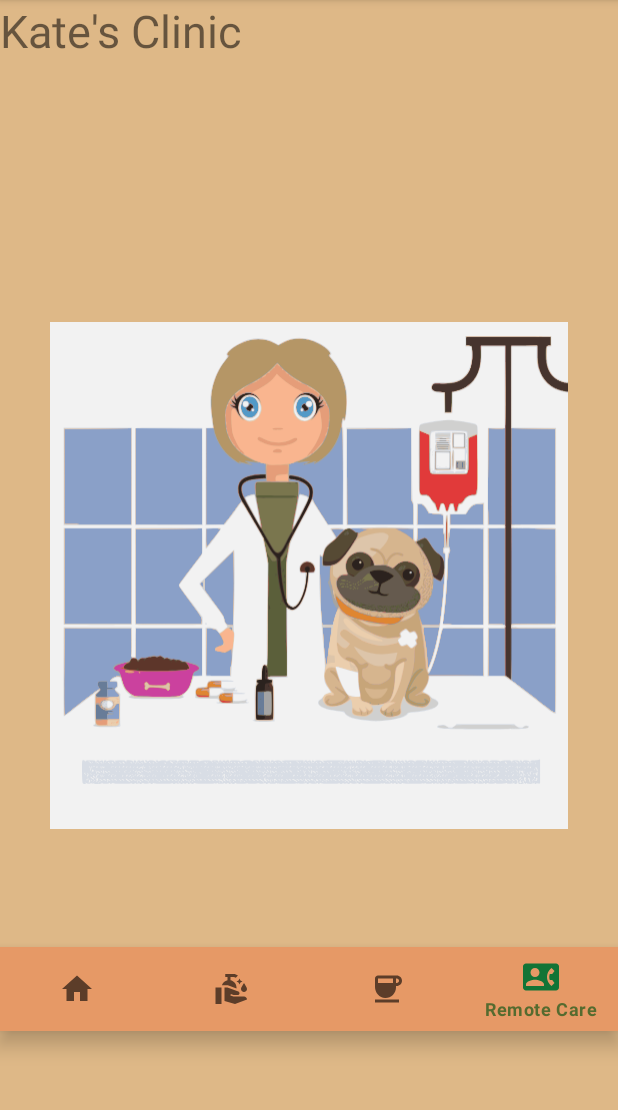
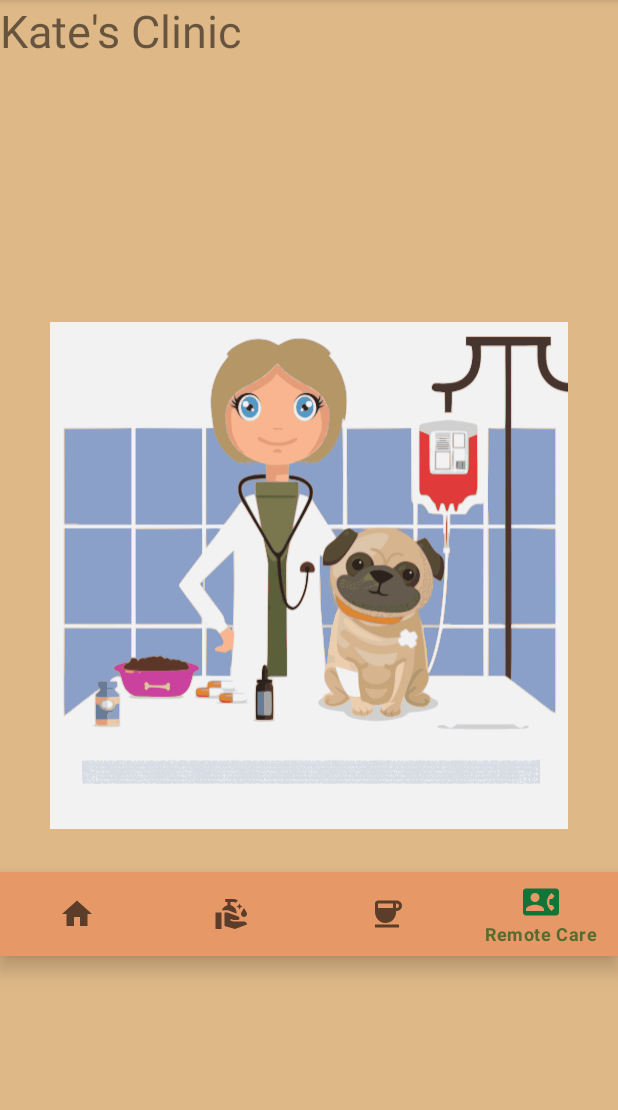
Before and after one commit to QueenieCplusplus/Android_Review_2_app, an Android app: the screen it shows after launch (MainActivity), item 4 of the bottom bar chosen, on a phone screen of 412 x 824 dp, the part 84-1194 px from its top. Run offline under Robolectric (Android 15) with nearby library versions, the phone set to English and light mode, and no system bars.

Commit message:
Update activity_main.xml

```diff
--- a/KatesDoctorApp/app/src/main/res/layout/activity_main.xml
+++ b/KatesDoctorApp/app/src/main/res/layout/activity_main.xml
@@ -19,7 +19,7 @@
         android:id="@+id/bottomNav"
         android:layout_width="match_parent"
         android:layout_height="wrap_content"
-        android:layout_marginTop="550dp"
+        android:layout_marginTop="450dp"
         android:background="?android:attr/windowBackground"
         app:itemBackground="@color/apricot"
         app:itemTextColor="@color/green_olive"
```
